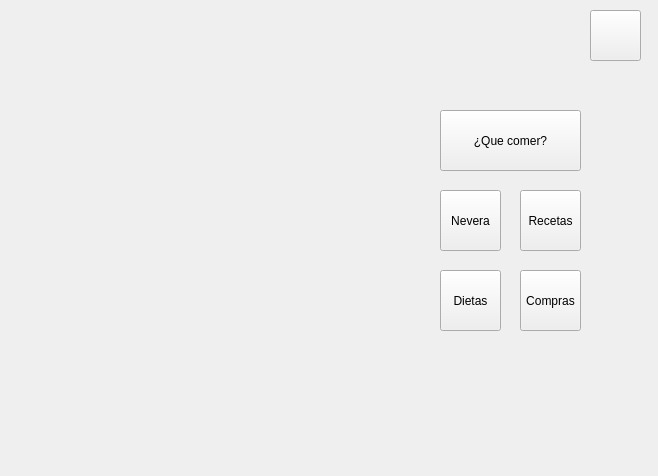
Old version of the form mainwidget.ui in the repository jesusgp22/Icemart.
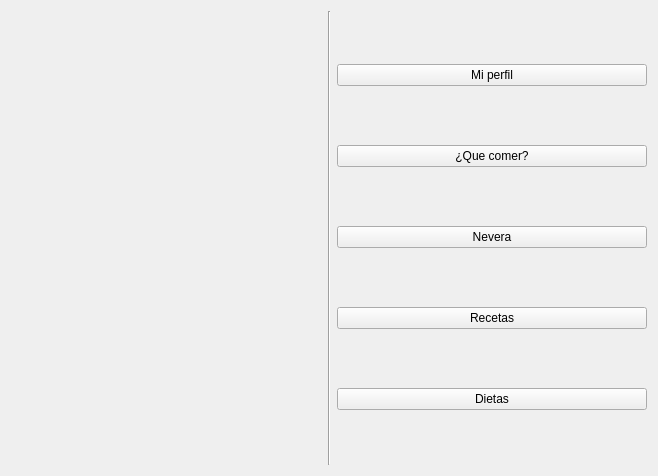
New version of the form.

What changed in the file:
```diff
--- a/mainwidget.ui
+++ b/mainwidget.ui
@@ -13,84 +13,57 @@
   <property name="windowTitle">
    <string>Form</string>
   </property>
-  <widget class="QPushButton" name="dietButton">
-   <property name="geometry">
-    <rect>
-     <x>440</x>
-     <y>270</y>
-     <width>61</width>
-     <height>61</height>
-    </rect>
-   </property>
+  <layout class="QHBoxLayout" name="horizontalLayout">
+   <item>
+    <widget class="QWidget" name="widget" native="true"/>
+   </item>
+   <item>
+    <widget class="Line" name="line">
+     <property name="orientation">
+      <enum>Qt::Vertical</enum>
+     </property>
+    </widget>
+   </item>
+   <item>
+    <layout class="QVBoxLayout" name="verticalLayout">
+     <item>
+      <widget class="QPushButton" name="profileButton">
    <property name="text">
-    <string>Dietas</string>
-   </property>
-  </widget>
+        <string>Mi perfil</string>
+       </property>
+      </widget>
+     </item>
+     <item>
+      <widget class="QPushButton" name="sugestionButton">
+       <property name="text">
+        <string>¿Que comer?</string>
+       </property>
+      </widget>
+     </item>
+     <item>
   <widget class="QPushButton" name="foodButton">
-   <property name="geometry">
-    <rect>
-     <x>440</x>
-     <y>190</y>
-     <width>61</width>
-     <height>61</height>
-    </rect>
-   </property>
    <property name="text">
     <string>Nevera</string>
    </property>
   </widget>
+     </item>
+     <item>
   <widget class="QPushButton" name="recipeButton">
-   <property name="geometry">
-    <rect>
-     <x>520</x>
-     <y>190</y>
-     <width>61</width>
-     <height>61</height>
-    </rect>
-   </property>
    <property name="text">
     <string>Recetas</string>
    </property>
   </widget>
-  <widget class="QPushButton" name="sugestionButton">
-   <property name="geometry">
-    <rect>
-     <x>440</x>
-     <y>110</y>
-     <width>141</width>
-     <height>61</height>
-    </rect>
-   </property>
+     </item>
+     <item>
+      <widget class="QPushButton" name="dietButton">
    <property name="text">
-    <string>¿Que comer?</string>
-   </property>
-  </widget>
-  <widget class="QPushButton" name="salesButton">
-   <property name="geometry">
-    <rect>
-     <x>520</x>
-     <y>270</y>
-     <width>61</width>
-     <height>61</height>
-    </rect>
-   </property>
-   <property name="text">
-    <string>Compras</string>
-   </property>
-  </widget>
-  <widget class="QPushButton" name="settingsButton">
-   <property name="geometry">
-    <rect>
-     <x>590</x>
-     <y>10</y>
-     <width>51</width>
-     <height>51</height>
-    </rect>
-   </property>
-   <property name="text">
-    <string/>
-   </property>
-  </widget>
+        <string>Dietas</string>
+       </property>
+      </widget>
+     </item>
+    </layout>
+   </item>
+  </layout>
  </widget>
  <resources/>
  <connections/>
```
Lines whose indentation alone changed are shown as unchanged.
